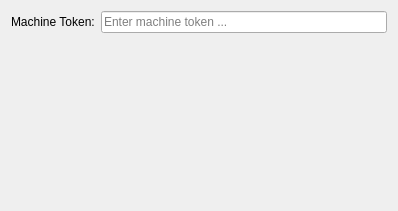
This is src/libs/installer/sqp/MachineAuthenticationPage.ui in swissQprint/qt-installer-framework as Qt 5 draws it before an edit. The edited form follows.
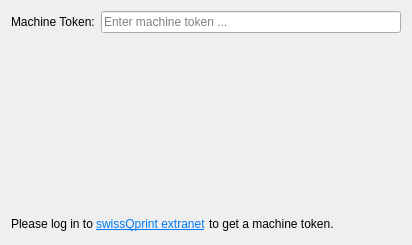
This is the edited form.

The edit to the form file:
```diff
--- a/src/libs/installer/sqp/MachineAuthenticationPage.ui
+++ b/src/libs/installer/sqp/MachineAuthenticationPage.ui
@@ -6,8 +6,8 @@
    <rect>
     <x>0</x>
     <y>0</y>
-    <width>398</width>
-    <height>211</height>
+    <width>412</width>
+    <height>245</height>
    </rect>
   </property>
   <property name="windowTitle">
@@ -51,6 +51,56 @@
      </property>
     </spacer>
    </item>
+   <item>
+    <layout class="QHBoxLayout" name="horizontalLayout">
+     <property name="spacing">
+      <number>3</number>
+     </property>
+     <item>
+      <widget class="QLabel" name="label_5">
+       <property name="text">
+        <string>Please log in to</string>
+       </property>
+      </widget>
+     </item>
+     <item>
+      <widget class="QLabel" name="lblExtranet">
+       <property name="text">
+        <string>&lt;html&gt;&lt;head/&gt;&lt;body&gt;&lt;p&gt;&lt;a href=&quot;https://extranet.swissqprint.com/en/machines&quot;&gt;&lt;span style=&quot; text-decoration: underline; color:#007af4;&quot;&gt;swissQprint extranet&lt;/span&gt;&lt;/a&gt;&lt;/p&gt;&lt;/body&gt;&lt;/html&gt;</string>
+       </property>
+       <property name="textFormat">
+        <enum>Qt::RichText</enum>
+       </property>
+       <property name="openExternalLinks">
+        <bool>true</bool>
+       </property>
+       <property name="textInteractionFlags">
+        <set>Qt::TextBrowserInteraction</set>
+       </property>
+      </widget>
+     </item>
+     <item>
+      <widget class="QLabel" name="label_2">
+       <property name="text">
+        <string>to get a machine token.</string>
+       </property>
+      </widget>
+     </item>
+     <item>
+      <spacer name="horizontalSpacer">
+       <property name="orientation">
+        <enum>Qt::Horizontal</enum>
+       </property>
+       <property name="sizeHint" stdset="0">
+        <size>
+         <width>40</width>
+         <height>20</height>
+        </size>
+       </property>
+      </spacer>
+     </item>
+    </layout>
+   </item>
   </layout>
  </widget>
  <resources/>
```
Left out of the diff: 5 changed lines with no effect on the pictures.
